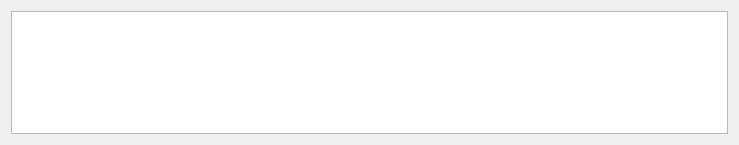
OtavioPellicano/Gerador-indicadores-smp, file detalheindicador.ui: the form before one commit.
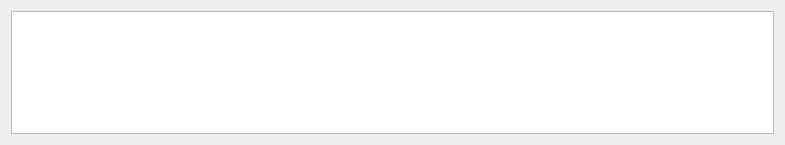
The form after the commit.

Commit message: Aumentei a largura do dialog

```diff
--- a/detalheindicador.ui
+++ b/detalheindicador.ui
@@ -6,7 +6,7 @@
    <rect>
     <x>0</x>
     <y>0</y>
-    <width>739</width>
+    <width>785</width>
     <height>145</height>
    </rect>
   </property>
```
